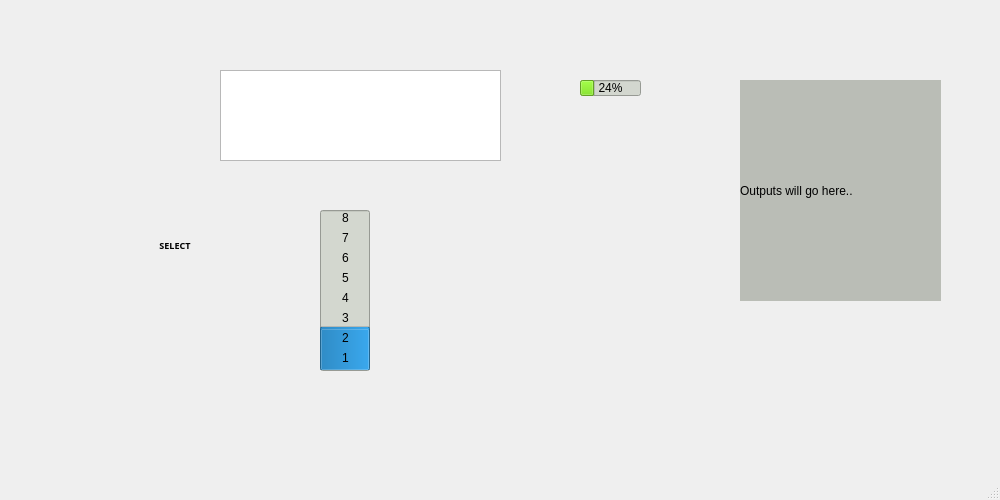
First picture: the form in mainwindow.ui, repository jasonv94/COMP3004-Project, before the edit.
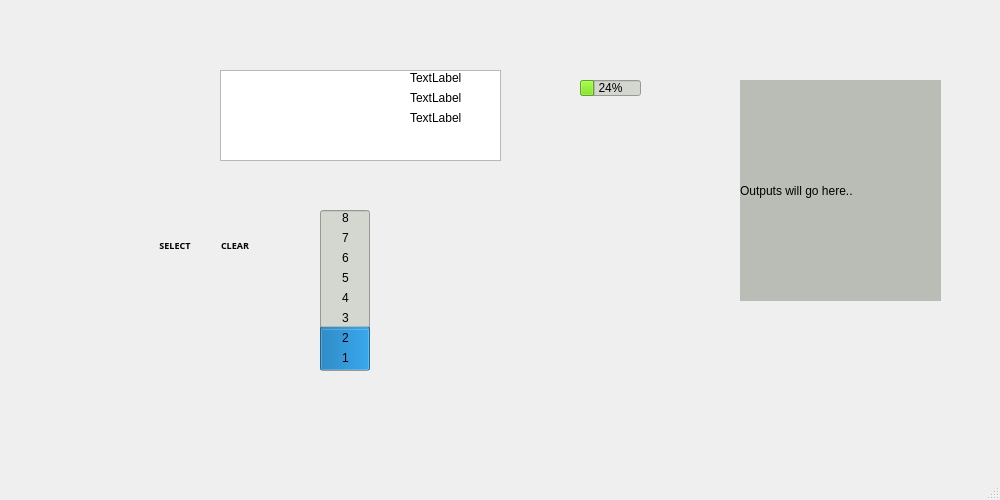
Second picture: the form after the edit. Icons and pictures are not drawn.

Commit message: changed display to label,button function,reset

The edit to the form file:
```diff
--- a/mainwindow.ui
+++ b/mainwindow.ui
@@ -947,6 +947,106 @@
      <set>Qt::AlignCenter</set>
     </property>
    </widget>
+   <widget class="QPushButton" name="clearButton">
+    <property name="geometry">
+     <rect>
+      <x>210</x>
+      <y>220</y>
+      <width>50</width>
+      <height>50</height>
+     </rect>
+    </property>
+    <property name="sizePolicy">
+     <sizepolicy hsizetype="Minimum" vsizetype="Fixed">
+      <horstretch>40</horstretch>
+      <verstretch>40</verstretch>
+     </sizepolicy>
+    </property>
+    <property name="minimumSize">
+     <size>
+      <width>50</width>
+      <height>50</height>
+     </size>
+    </property>
+    <property name="maximumSize">
+     <size>
+      <width>50</width>
+      <height>50</height>
+     </size>
+    </property>
+    <property name="baseSize">
+     <size>
+      <width>40</width>
+      <height>40</height>
+     </size>
+    </property>
+    <property name="font">
+     <font>
+      <family>Noto Sans Adlam Unjoined</family>
+      <pointsize>7</pointsize>
+      <weight>75</weight>
+      <bold>true</bold>
+     </font>
+    </property>
+    <property name="layoutDirection">
+     <enum>Qt::LeftToRight</enum>
+    </property>
+    <property name="autoFillBackground">
+     <bool>false</bool>
+    </property>
+    <property name="styleSheet">
+     <string notr="true">QPushButton {
+border-radius: 20px;
+image: url(:/img/images/butt.svg);
+}
+
+QPushButton:pressed {
+	background-color: #ffd300;
+}</string>
+    </property>
+    <property name="text">
+     <string>CLEAR</string>
+    </property>
+   </widget>
+   <widget class="QLabel" name="timeLabel">
+    <property name="geometry">
+     <rect>
+      <x>410</x>
+      <y>90</y>
+      <width>60</width>
+      <height>16</height>
+     </rect>
+    </property>
+    <property name="text">
+     <string>TextLabel</string>
+    </property>
+   </widget>
+   <widget class="QLabel" name="frequencyLabel">
+    <property name="geometry">
+     <rect>
+      <x>410</x>
+      <y>110</y>
+      <width>60</width>
+      <height>16</height>
+     </rect>
+    </property>
+    <property name="text">
+     <string>TextLabel</string>
+    </property>
+   </widget>
+   <widget class="QLabel" name="sessionLabel">
+    <property name="geometry">
+     <rect>
+      <x>410</x>
+      <y>70</y>
+      <width>60</width>
+      <height>16</height>
+     </rect>
+    </property>
+    <property name="text">
+     <string>TextLabel</string>
+    </property>
+   </widget>
    <zorder>rmb</zorder>
    <zorder>menuWidget</zorder>
    <zorder>txtConsole</zorder>
@@ -975,6 +1075,10 @@
    <zorder>selectButton</zorder>
    <zorder>okButton</zorder>
    <zorder>alphaButton</zorder>
+   <zorder>clearButton</zorder>
+   <zorder>timeLabel</zorder>
+   <zorder>frequencyLabel</zorder>
+   <zorder>sessionLabel</zorder>
   </widget>
   <widget class="QMenuBar" name="menubar">
    <property name="geometry">
@@ -982,7 +1086,7 @@
      <x>0</x>
      <y>0</y>
      <width>1000</width>
-     <height>22</height>
+     <height>24</height>
     </rect>
    </property>
   </widget>
```
The commit also changes 7 other files.
